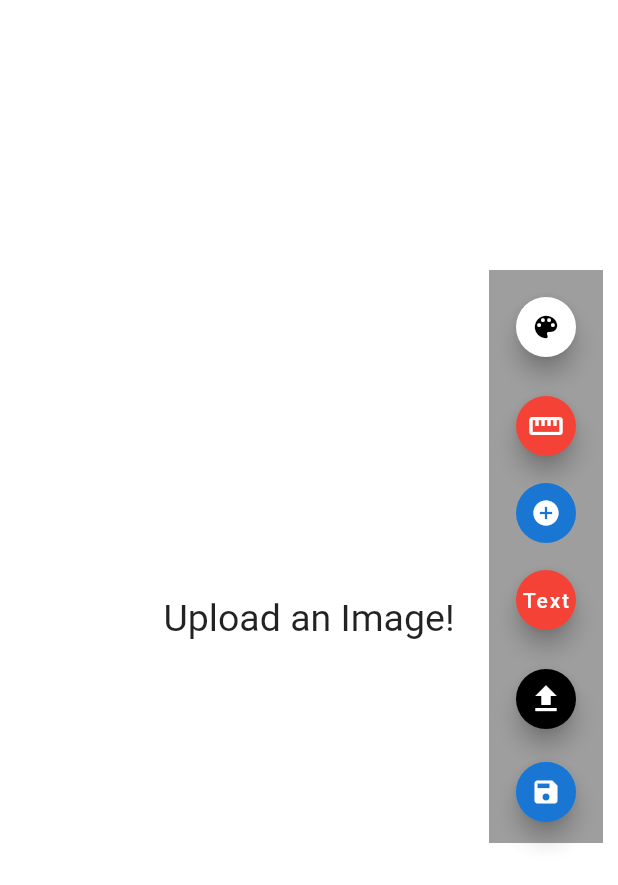
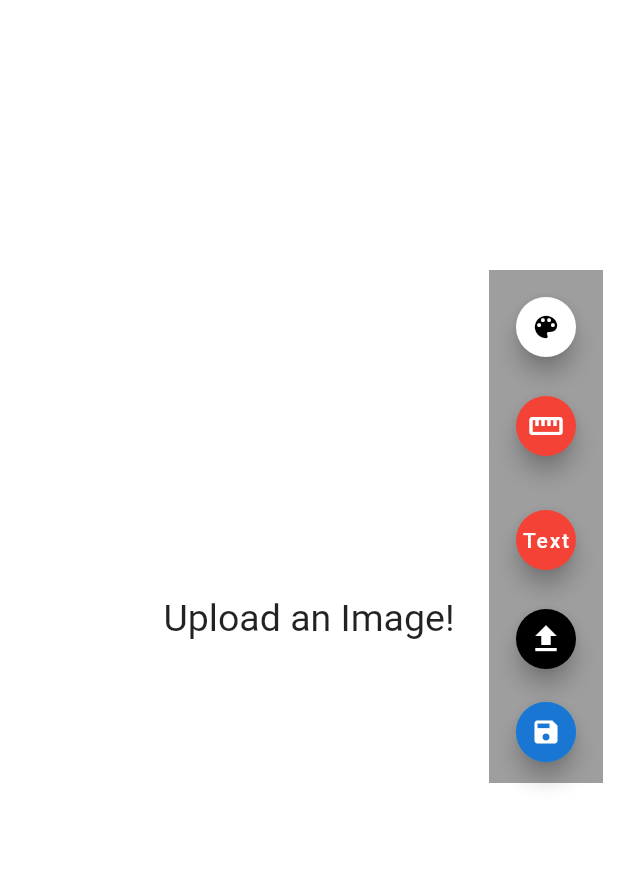
Before and after one commit to JosephSafouri/OXO-2123, a Flutter app: the screen it shows after launch, on a phone screen of 412 x 824 dp. Shown: the top 885 px of the screen. Run offline on Flutter 3.47's test engine with Material 2 defaults, Android fonts, the phone set to English and light mode, and no system bars; drawn by our look-alikes of screenshot; our stand-ins replace flutter_colorpicker, image_gallery_saver, image_picker.

Commit message:
The point button is commented out

```diff
--- a/flutter-app/flutter_drawing_app/starter/lib/drawing_page.dart
+++ b/flutter-app/flutter_drawing_app/starter/lib/drawing_page.dart
@@ -245,7 +245,7 @@ class _DrawingPageState extends State<DrawingPage> {
             SizedBox(height: space_between),
             buildLineButton(),
             SizedBox(height: space_between),
-            buildPointButton(),
+            //buildPointButton(),
             SizedBox(height: space_between),
             buildTextFieldButton(),
             SizedBox(height: space_between),
@@ -488,7 +488,7 @@ class _DrawingPageState extends State<DrawingPage> {
   /*
     * TODO: Unfinished skeleton of the point button.
     */
-  Widget buildPointButton() {
+ /*  Widget buildPointButton() {
     return GestureDetector(
       child: CircleAvatar(
         child: Icon(
@@ -498,7 +498,7 @@ class _DrawingPageState extends State<DrawingPage> {
         ),
       ),
     );
-  }
+  } */
 
   @override
   Widget build(BuildContext context) {
```
